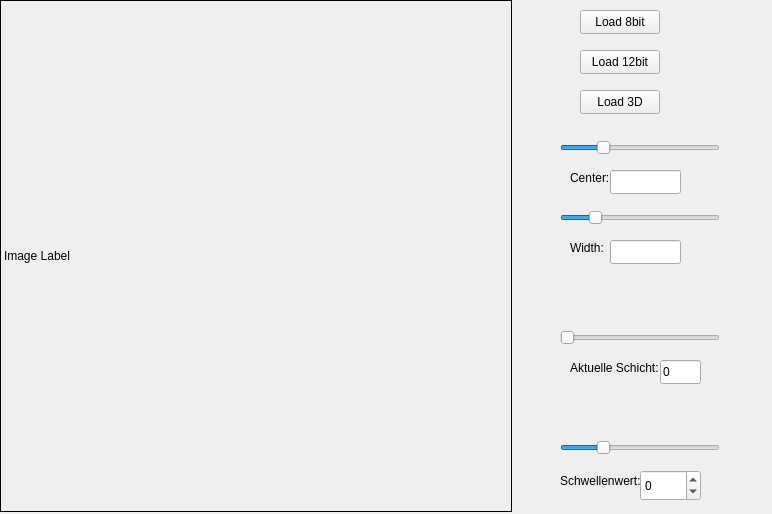
Qt form Task2/widget.ui (atanassov-daniel/Software-Development-in-Medical-Engineering) before a commit.
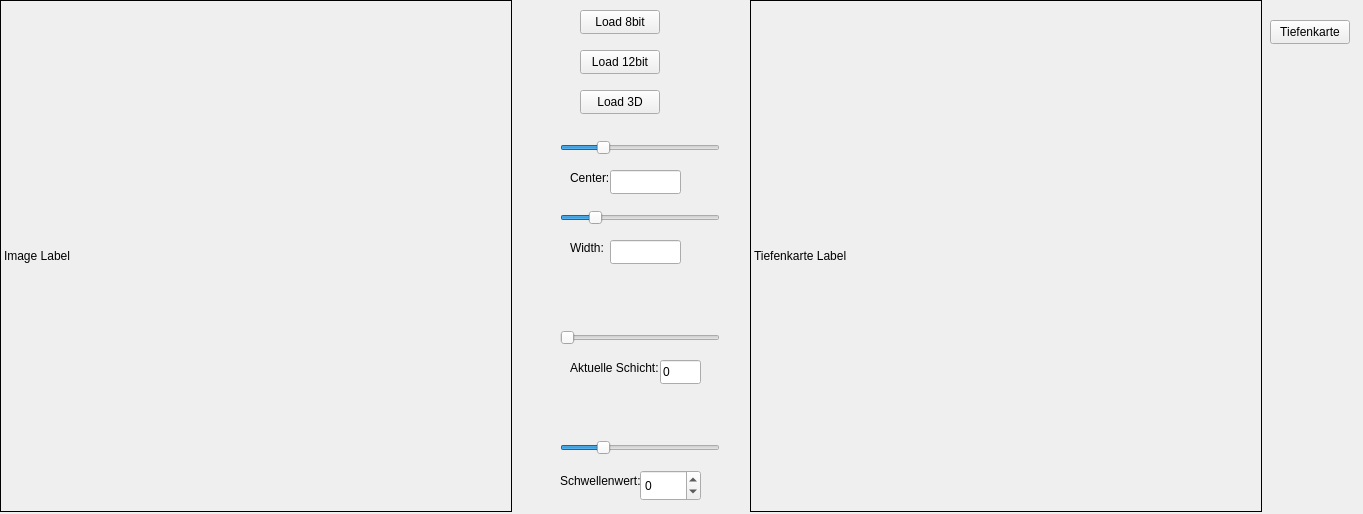
The same form after that commit.

Commit message:
Implement Task 4.2 Tiefenkarte
plus changed all of the occurrences of the hard-coded picture width and height of 512 with global constants

What changed in the file:
```diff
--- a/Task2/widget.ui
+++ b/Task2/widget.ui
@@ -6,7 +6,7 @@
    <rect>
     <x>0</x>
     <y>0</y>
-    <width>772</width>
+    <width>1363</width>
     <height>514</height>
    </rect>
   </property>
@@ -266,6 +266,35 @@
     <number>3071</number>
    </property>
   </widget>
+  <widget class="QLabel" name="label_image3D">
+   <property name="geometry">
+    <rect>
+     <x>750</x>
+     <y>0</y>
+     <width>512</width>
+     <height>512</height>
+    </rect>
+   </property>
+   <property name="frameShape">
+    <enum>QFrame::Shape::Box</enum>
+   </property>
+   <property name="text">
+    <string>Tiefenkarte Label</string>
+   </property>
+  </widget>
+  <widget class="QPushButton" name="pushButton_tiefenkarte">
+   <property name="geometry">
+    <rect>
+     <x>1270</x>
+     <y>20</y>
+     <width>80</width>
+     <height>24</height>
+    </rect>
+   </property>
+   <property name="text">
+    <string>Tiefenkarte</string>
+   </property>
+  </widget>
  </widget>
  <resources/>
  <connections/>
```
The commit also changes 2 other files.
